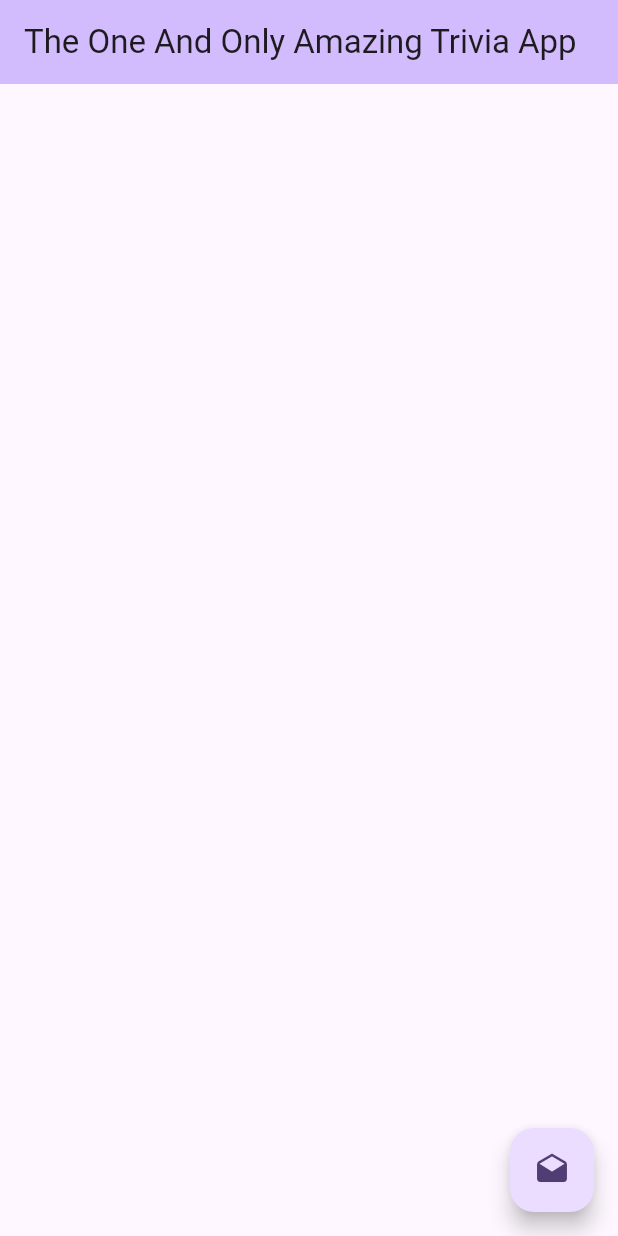
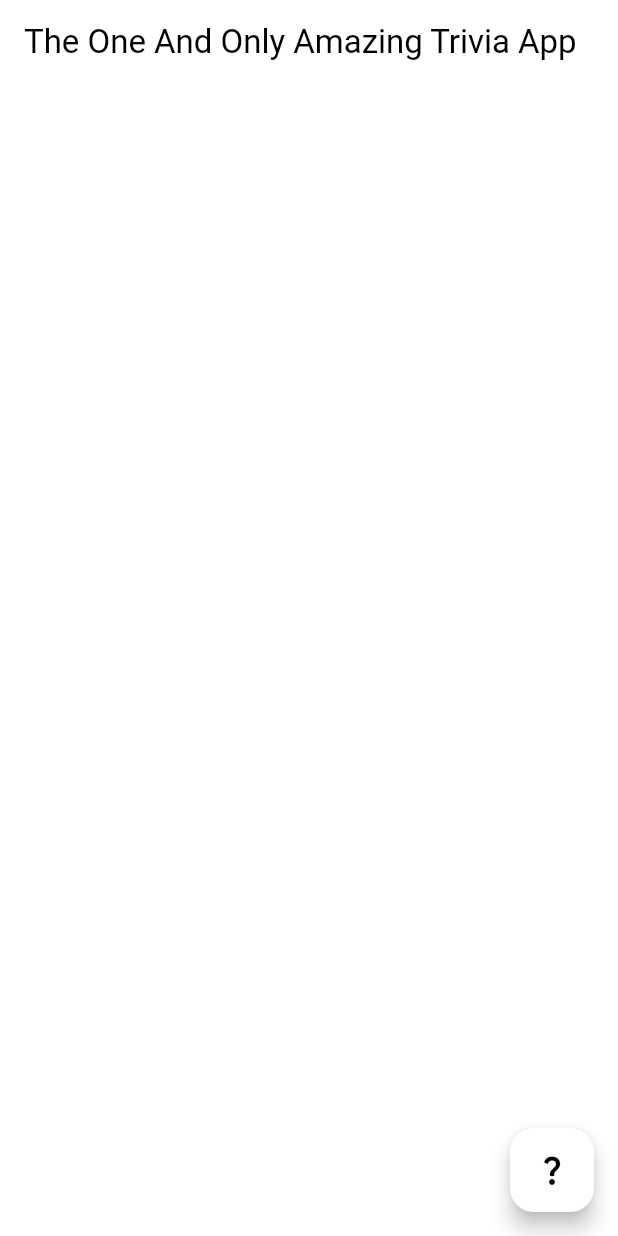
Before and after one commit to Faonin/Group4TriviaApp, a Flutter app: the screen it shows after launch, on a phone screen of 412 x 824 dp. Run offline on Flutter 3.47's test engine with Material 3 defaults, Android fonts, the phone set to English and light mode, and no system bars; our stand-ins replace auto_size_text.

Commit message:
Created First Edtion of the question page

```diff
--- a/lib/main.dart
+++ b/lib/main.dart
@@ -1,5 +1,7 @@
 import 'package:flutter/material.dart';
+import 'package:template/question_class.dart';
 import 'package:template/question_featcher.dart';
+import 'package:template/question_page.dart';
 
 void main() {
   runApp(const MyApp());
@@ -11,9 +13,9 @@ class MyApp extends StatelessWidget {
   @override
   Widget build(BuildContext context) {
     return MaterialApp(
-      title: 'Flutter Demo',
+      title: 'Trivia App',
       theme: ThemeData(
-        colorScheme: ColorScheme.fromSeed(seedColor: Colors.deepPurple),
+        colorScheme: ColorScheme.light(primary: Colors.white),
         useMaterial3: true,
       ),
       home: const MyHomePage(title: 'The One And Only Amazing Trivia App'),
@@ -31,17 +33,11 @@ class MyHomePage extends StatefulWidget {
 }
 
 class _MyHomePageState extends State<MyHomePage> {
-  void _testTheApi() {
-    setState(() {
-      Questionfeatcher.getQuestions(5, 9);
-    });
-  }
-
   @override
   Widget build(BuildContext context) {
     return Scaffold(
       appBar: AppBar(
-        backgroundColor: Theme.of(context).colorScheme.inversePrimary,
+        backgroundColor: Theme.of(context).colorScheme.primary,
         title: Text(widget.title),
       ),
       body: Center(
@@ -51,9 +47,13 @@ class _MyHomePageState extends State<MyHomePage> {
         ),
       ),
       floatingActionButton: FloatingActionButton(
-        onPressed: _testTheApi,
+        onPressed: () async {
+          List<QuestionClass> questions = await Questionfeatcher.getQuestions(1);
+          QuestionClass question = questions.first;
+          if (context.mounted) Navigator.push(context, MaterialPageRoute(builder: (context) => QuestionPage(question)));
+        },
         tooltip: 'Testing',
-        child: const Icon(Icons.drafts),
+        child: const Icon(Icons.question_mark, color: Colors.black),
       ),
     );
   }
--- /dev/null
+++ b/lib/question_class.dart
@@ -0,0 +1,17 @@
+class QuestionClass {
+  final String question;
+  final String type;
+  final String category;
+  final String correctAnswer;
+  final List incorrectAnswers;
+
+  QuestionClass(this.question, this.type, this.category, this.correctAnswer, this.incorrectAnswers);
+
+  factory QuestionClass.fromJson(Map<String, dynamic> json) {
+    return QuestionClass(json["question"], json["type"], json["category"], json["correct_answer"], json["incorrect_answers"]);
+  }
+
+  Map<String, dynamic> fromJson() {
+    return {"id": category, "title": question, "done": type};
+  }
+}
--- a/pubspec.yaml
+++ b/pubspec.yaml
@@ -34,6 +34,7 @@ dependencies:
   # Use with the CupertinoIcons class for iOS style icons.
   cupertino_icons: ^1.0.8
   http: ^1.2.2
+  auto_size_text: ^3.0.0
 
 dev_dependencies:
   flutter_test:
```
Also changed, not shown: lib/question_featcher.dart (+11 -6 lines), lib/question_page.dart (added, +114 -0 lines), pubspec.lock.
